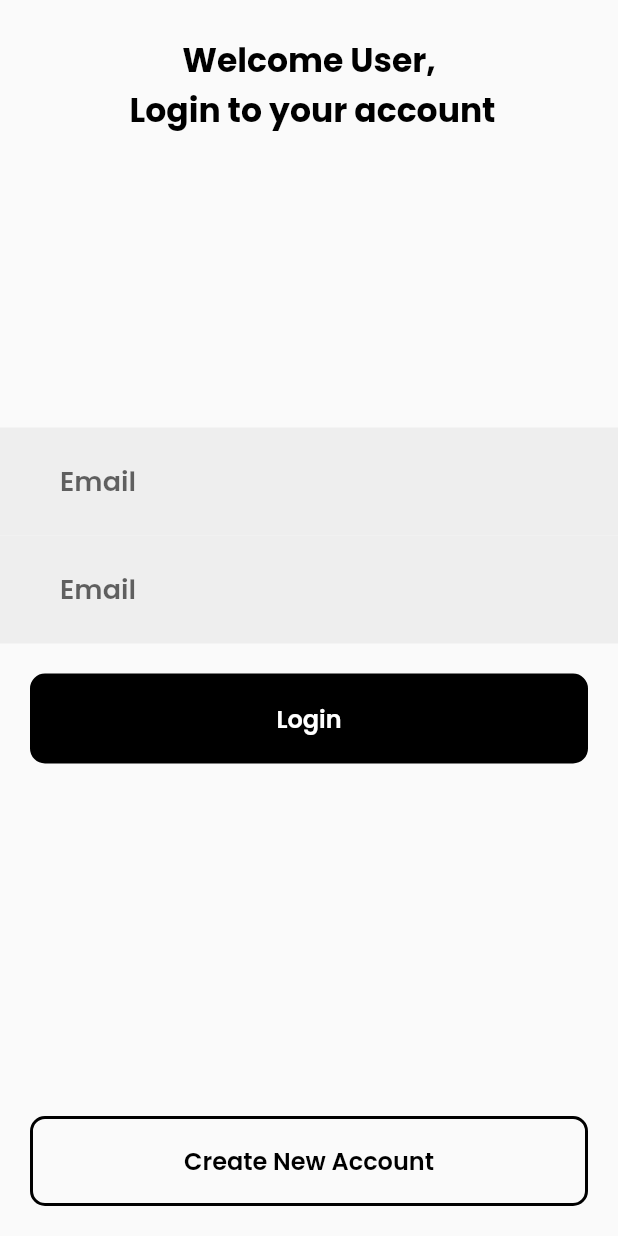
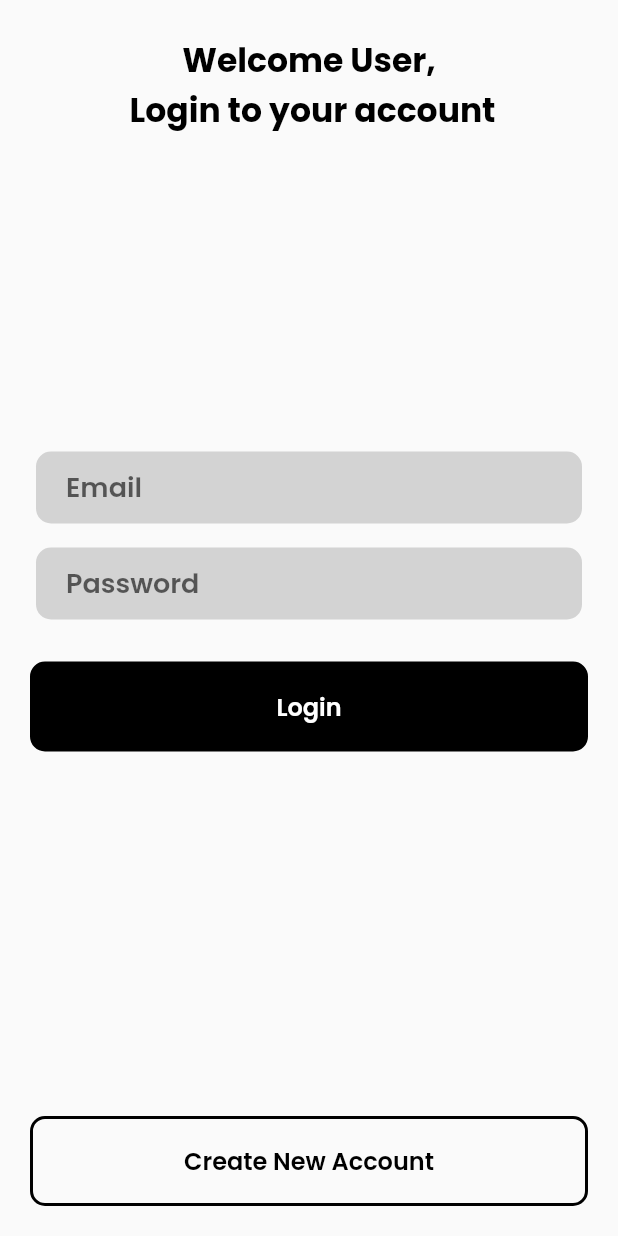
Before and after one commit to CaptAlpha/e_shoew, a Flutter app: the screen it shows after launch, on a phone screen of 412 x 824 dp. Run offline on Flutter 3.47's test engine with Material 2 defaults, Android fonts, the light colour scheme and no system bars; our stand-ins replace firebase_auth, firebase_core, google_fonts; accounts and stored records are empty.

Commit message:
fixed positions of text input fields in login page

```diff
--- a/lib/screens/login_page.dart
+++ b/lib/screens/login_page.dart
@@ -34,8 +34,12 @@ class _LoginPageState extends State<LoginPage> {
               ),
               Column(
                 children: [
-                  CustomInput(),
-                  CustomInput(),
+                  CustomInput(
+                    hintText: "Email",
+                  ),
+                  CustomInput(
+                    hintText: "Password",
+                  ),
                   CustomBtn(
                       text: "Login",
                       onPressed: () {
--- a/lib/widgets/input_field.dart
+++ b/lib/widgets/input_field.dart
@@ -4,17 +4,21 @@ import 'package:flutter/material.dart';
 import 'package:flutter/src/widgets/framework.dart';
 
 class CustomInput extends StatelessWidget {
-  const CustomInput({super.key});
+  final String hintText;
+  CustomInput({this.hintText = "text"});
 
   @override
   Widget build(BuildContext context) {
     return Container(
-      padding: EdgeInsets.symmetric(vertical: 12.0, horizontal: 20.0),
-      color: Colors.grey[200],
+      margin: EdgeInsets.symmetric(horizontal: 24.0, vertical: 8.0),
+      decoration: BoxDecoration(
+        borderRadius: BorderRadius.circular(10.0),
+        color: Color.fromARGB(255, 211, 211, 211),
+      ),
       child: TextField(
         decoration: InputDecoration(
           border: InputBorder.none,
-          hintText: "Email",
+          hintText: hintText,
           contentPadding: EdgeInsets.symmetric(horizontal: 20.0),
         ),
         style: Constants.regularDarkText,
```
